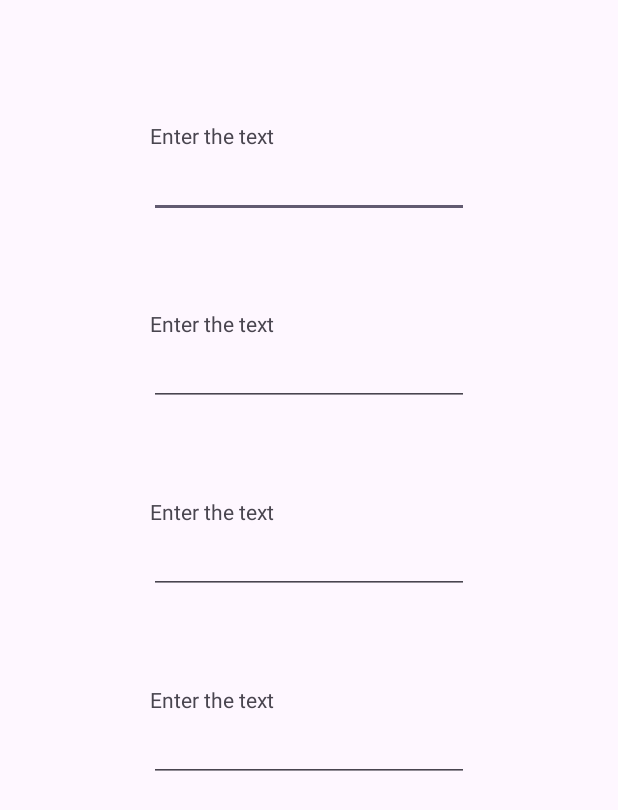
After one commit to Grasmus/AndroidCourse, an Android app: the layout fragment_edit_name_dialog.xml on its own in the app's theme, with its tools: preview values and no code run, on a phone screen of 412 x 824 dp. The commit adds this screen. Shown: the top 810 px of the screen. Run offline under Robolectric (Android 15) with nearby library versions, the phone set to English and light mode, and no system bars.

Commit message:
Final commit

```diff
--- a/app/src/main/AndroidManifest.xml
+++ b/app/src/main/AndroidManifest.xml
@@ -14,6 +14,7 @@
         tools:targetApi="31">
         <activity
             android:name=".MainActivity"
+            android:windowSoftInputMode="adjustPan"
             android:exported="true">
             <intent-filter>
                 <action android:name="android.intent.action.MAIN" />
--- /dev/null
+++ b/app/src/main/res/layout/fragment_edit_name_dialog.xml
@@ -0,0 +1,115 @@
+<?xml version="1.0" encoding="utf-8"?>
+<FrameLayout xmlns:android="http://schemas.android.com/apk/res/android"
+    android:layout_width="match_parent"
+    android:layout_height="match_parent"
+    xmlns:app="http://schemas.android.com/apk/res-auto"
+    xmlns:tools="http://schemas.android.com/tools"
+    tools:context=".EditNameDialog">
+
+    <androidx.constraintlayout.widget.ConstraintLayout
+        android:layout_width="match_parent"
+        android:layout_height="match_parent">
+
+        <EditText
+            android:id="@+id/edit_text1"
+            android:layout_width="wrap_content"
+            android:layout_height="wrap_content"
+            android:layout_marginTop="100dp"
+            android:elegantTextHeight="true"
+            android:ems="10"
+            android:inputType="text"
+            android:imeOptions="actionDone"
+            android:imeActionLabel="Meow"
+            app:layout_constraintEnd_toEndOf="parent"
+            app:layout_constraintHorizontal_bias="0.5"
+            app:layout_constraintStart_toStartOf="parent"
+            app:layout_constraintTop_toTopOf="parent" />
+
+        <TextView
+            android:id="@+id/text_view_edit_text_label1"
+            android:layout_width="wrap_content"
+            android:layout_height="wrap_content"
+            android:labelFor="@id/edit_text1"
+            android:text="@string/text_view_label_text"
+            app:layout_constraintBottom_toTopOf="@+id/edit_text1"
+            app:layout_constraintStart_toStartOf="@+id/guideline" />
+
+        <EditText
+            android:id="@+id/edit_text2"
+            android:layout_width="wrap_content"
+            android:layout_height="wrap_content"
+            android:layout_marginTop="80dp"
+            android:elegantTextHeight="true"
+            android:ems="10"
+            android:inputType="datetime"
+            android:imeOptions="actionGo"
+            app:layout_constraintEnd_toEndOf="parent"
+            app:layout_constraintHorizontal_bias="0.5"
+            app:layout_constraintStart_toStartOf="parent"
+            app:layout_constraintTop_toBottomOf="@+id/edit_text1" />
+
+        <TextView
+            android:id="@+id/text_view_edit_text_label2"
+            android:layout_width="wrap_content"
+            android:layout_height="wrap_content"
+            android:labelFor="@id/edit_text2"
+            android:text="@string/text_view_label_text"
+            app:layout_constraintBottom_toTopOf="@+id/edit_text2"
+            app:layout_constraintStart_toStartOf="@+id/guideline" />
+
+        <EditText
+            android:id="@+id/edit_text3"
+            android:layout_width="wrap_content"
+            android:layout_height="wrap_content"
+            android:layout_marginTop="80dp"
+            android:elegantTextHeight="true"
+            android:ems="10"
+            android:inputType="numberPassword"
+            android:imeOptions="actionSend"
+            app:layout_constraintEnd_toEndOf="parent"
+            app:layout_constraintHorizontal_bias="0.5"
+            app:layout_constraintStart_toStartOf="parent"
+            app:layout_constraintTop_toBottomOf="@+id/edit_text2" />
+
+        <TextView
+            android:id="@+id/text_view_edit_text_label3"
+            android:layout_width="wrap_content"
+            android:layout_height="wrap_content"
+            android:labelFor="@id/edit_text3"
+            android:text="@string/text_view_label_text"
+            app:layout_constraintBottom_toTopOf="@+id/edit_text3"
+            app:layout_constraintStart_toStartOf="@+id/guideline" />
+
+        <EditText
+            android:id="@+id/edit_text4"
+            android:layout_width="wrap_content"
+            android:layout_height="wrap_content"
+            android:layout_marginTop="80dp"
+            android:elegantTextHeight="true"
+            android:ems="10"
+            android:imeOptions="actionNext"
+            android:inputType="textEmailAddress"
+            app:layout_constraintEnd_toEndOf="parent"
+            app:layout_constraintHorizontal_bias="0.5"
+            app:layout_constraintStart_toStartOf="parent"
+            app:layout_constraintTop_toBottomOf="@+id/edit_text3" />
+
+        <TextView
+            android:id="@+id/text_view_edit_text_label4"
+            android:layout_width="wrap_content"
+            android:layout_height="wrap_content"
+            android:labelFor="@id/edit_text4"
+            android:text="@string/text_view_label_text"
+            app:layout_constraintBottom_toTopOf="@+id/edit_text4"
+            app:layout_constraintStart_toStartOf="@+id/guideline" />
+
+        <androidx.constraintlayout.widget.Guideline
+            android:id="@+id/guideline"
+            android:layout_width="wrap_content"
+            android:layout_height="wrap_content"
+            android:orientation="vertical"
+            app:layout_constraintGuide_begin="100dp" />
+
+    </androidx.constraintlayout.widget.ConstraintLayout>
+
+</FrameLayout>
--- a/app/src/main/res/values/strings.xml
+++ b/app/src/main/res/values/strings.xml
@@ -1,3 +1,5 @@
 <resources>
     <string name="app_name">Day20Keyboard</string>
+    <string name="text_view_label_text">Enter the text</string>
+    <string name="button_show_dialog_text">Show dialog</string>
 </resources>
```
Also changed, not shown: app/build.gradle.kts (+9 -1 lines), app/src/main/java/com/example/day20keyboard/EditNameDialog.kt (added, +47 -0 lines), app/src/main/java/com/example/day20keyboard/FirstFragment.kt (added, +52 -0 lines), app/src/main/java/com/example/day20keyboard/MainActivity.kt (+62 -1 lines), app/src/main/res/layout/activity_main.xml (+7 -5 lines), app/src/main/res/layout/fragment_first.xml (added, +69 -0 lines), build.gradle.kts (+10 -0 lines).
